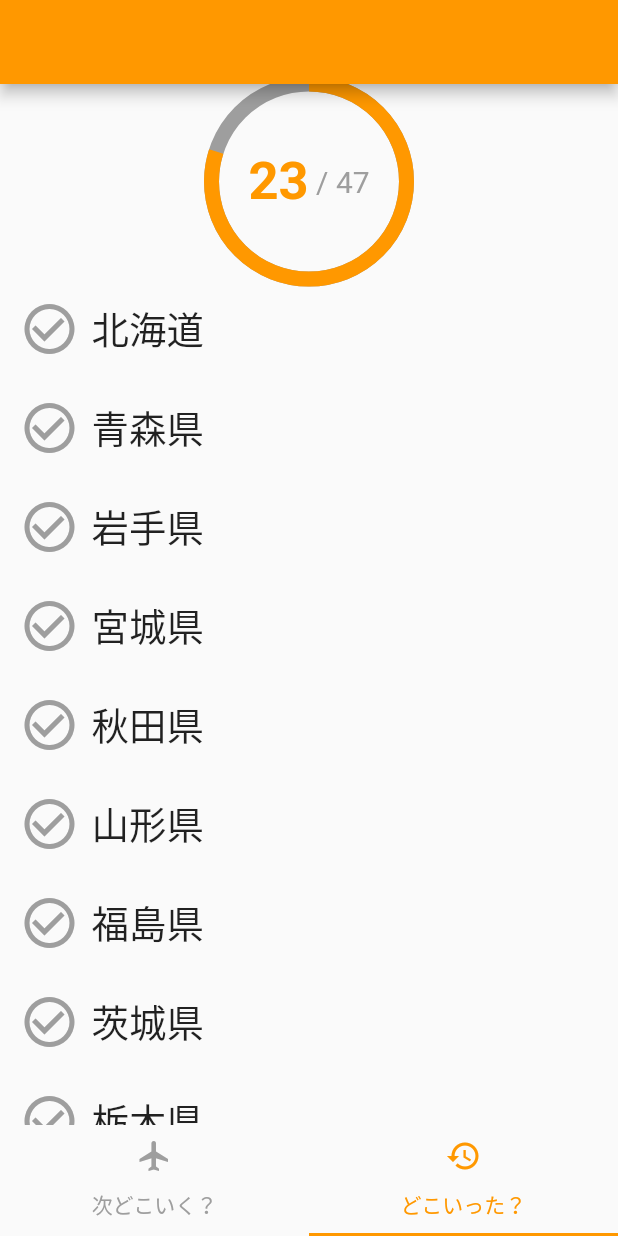
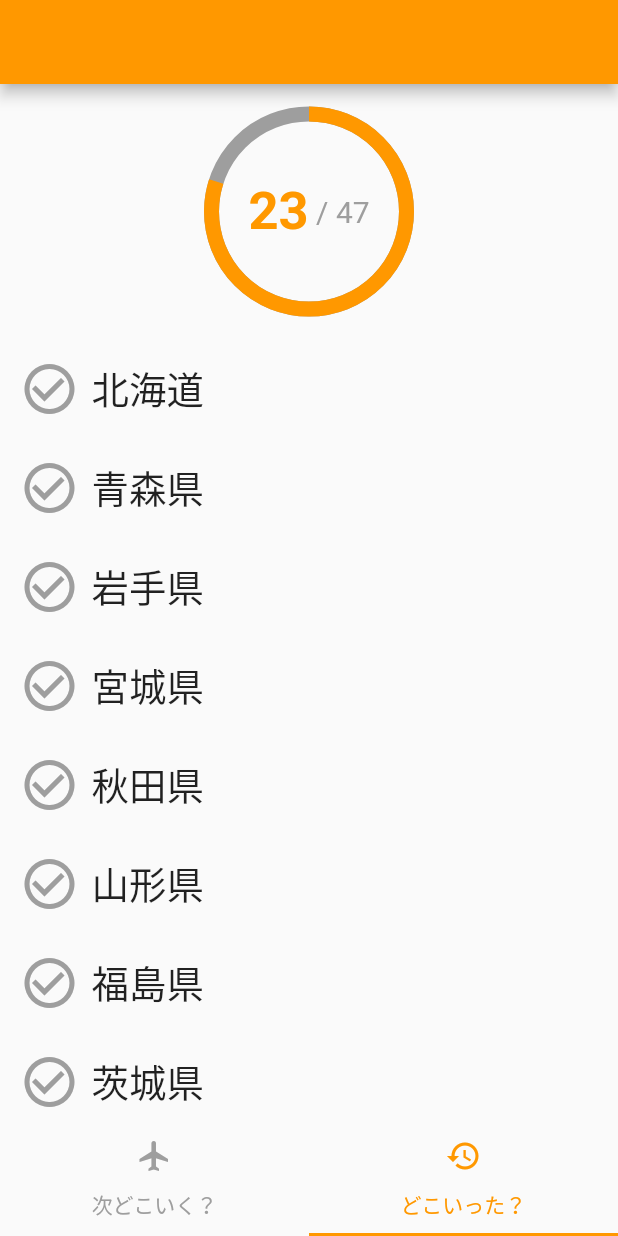
Before and after one commit to kamimi01/next_trip_decider, a Flutter app: the screen it shows after launch, tab 2 chosen, on a phone screen of 412 x 824 dp. Run offline on Flutter 3.47's test engine with Material 2 defaults, Android fonts, the phone set to English and light mode, and no system bars; missing offline and left inert: dart:ffi.

Commit message:
fix: view

```diff
--- a/lib/Record/RecordScreen.dart
+++ b/lib/Record/RecordScreen.dart
@@ -26,7 +26,10 @@ class _RecordScreenState extends State<RecordScreen> {
   Widget build(BuildContext context) {
     return Column(
       children: [
-        const ProgressCircle(),
+        const Padding(
+          padding: EdgeInsets.all(20.0),
+          child: ProgressCircle(),
+        ),
         Expanded(
             child: ListView(
               children: [
```
